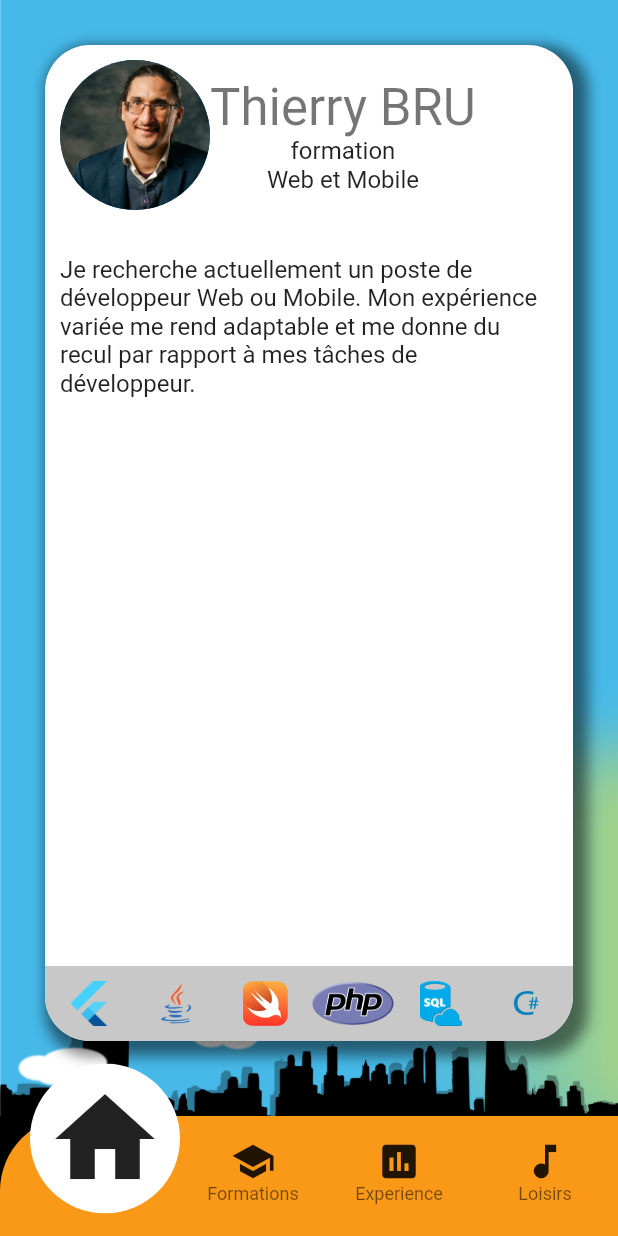
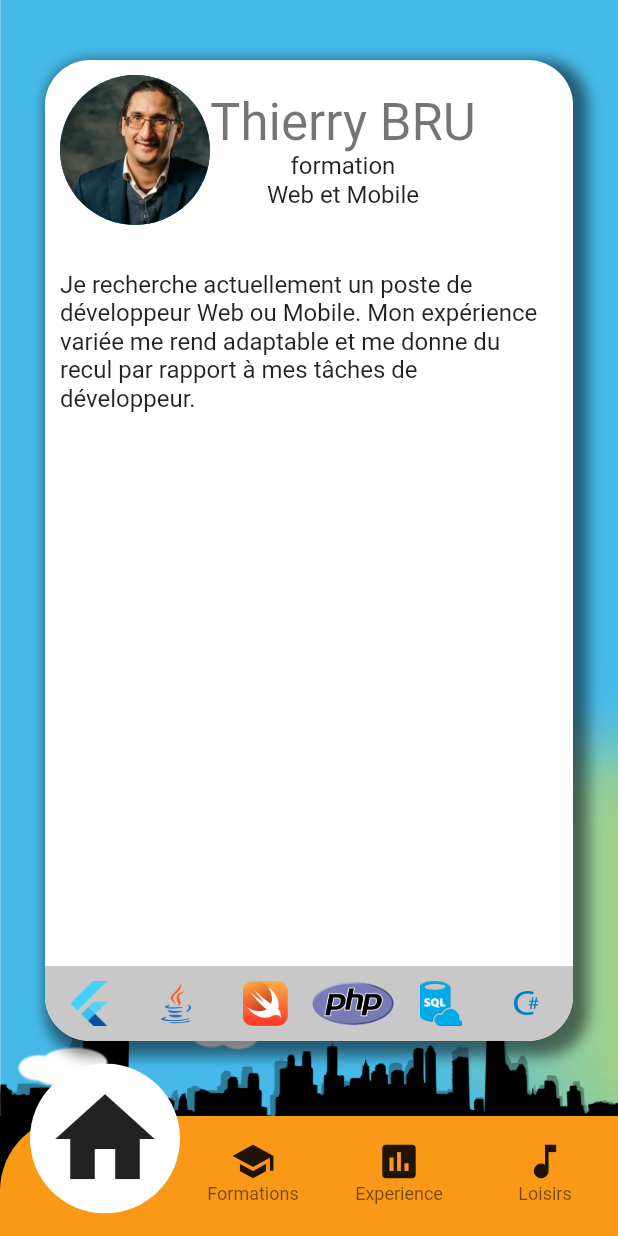
Before and after one commit to MedicArwen/flutter_cv, a Flutter app: the screen it shows after launch, after a tap on "Formations", on a phone screen of 412 x 824 dp. Run offline on Flutter 3.47's test engine with Material 2 defaults, Android fonts, the phone set to English and light mode, and no system bars.

Commit message:
Update HomePageState.dart
modif hauteur fenetre

```diff
--- a/lib/Controleurs/homepage/HomePageState.dart
+++ b/lib/Controleurs/homepage/HomePageState.dart
@@ -62,9 +62,9 @@ class HomePageState extends State<HomePage>
                       ),
                       ),
                       Positioned(
-                        top: 0,
+                        top: 10,
                           width: MediaQuery.of(context).size.width,
-                          height: MediaQuery.of(context).size.height-100,
+                          height: MediaQuery.of(context).size.height-110,
                           child:widgetCurrentPage),
                       MyNavigationBar(_onItemTapped)
                     ]
```
